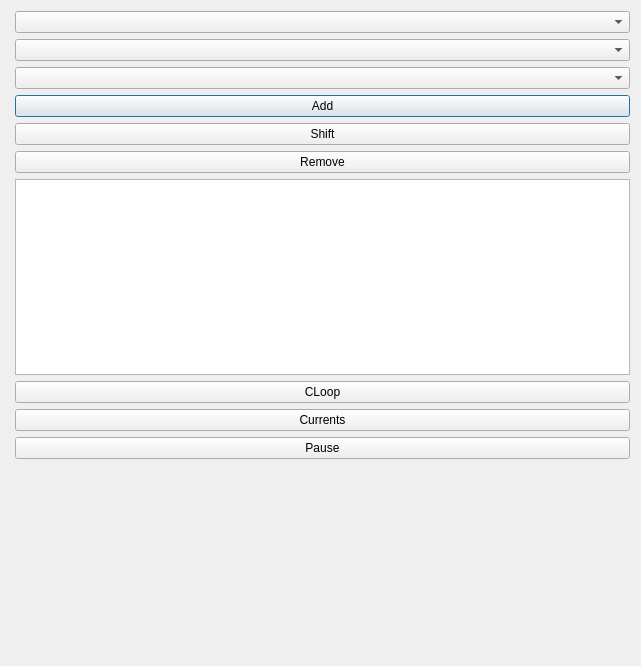
Old version of the form src/ui_icepapcms/qt_designer_files/dialogcurves.ui in the repository MaxIV-KitsControls/app-cells-icepapcms.
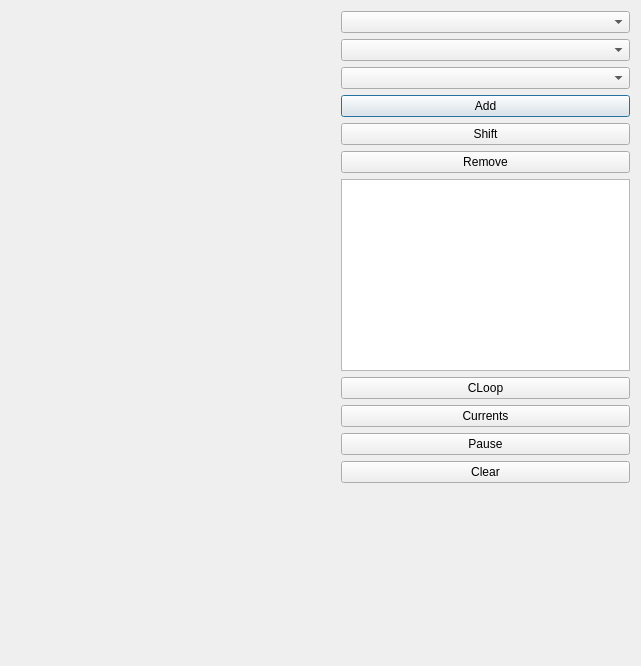
New version of the form.

Commit message: Added clear plots, fixed status dialog resizing, added alarm as default command

```diff
--- a/src/ui_icepapcms/qt_designer_files/dialogcurves.ui
+++ b/src/ui_icepapcms/qt_designer_files/dialogcurves.ui
@@ -19,7 +19,7 @@
   <property name="windowTitle">
    <string>Dummy Window Title</string>
   </property>
-  <layout class="QGridLayout" name="gridLayout_2" columnminimumwidth="4,0">
+  <layout class="QGridLayout" name="gridLayout_2" columnminimumwidth="40,0,0">
    <item row="0" column="0">
     <layout class="QGridLayout" name="gridLayout" rowstretch="0" columnstretch="0">
      <property name="sizeConstraint">
@@ -27,10 +27,17 @@
      </property>
     </layout>
    </item>
-   <item row="0" column="1">
+   <item row="0" column="2">
     <layout class="QVBoxLayout" name="verticalLayout_2">
      <item>
-      <widget class="QComboBox" name="cbDriver"/>
+      <widget class="QComboBox" name="cbDriver">
+       <property name="sizePolicy">
+        <sizepolicy hsizetype="Minimum" vsizetype="Fixed">
+         <horstretch>0</horstretch>
+         <verstretch>0</verstretch>
+        </sizepolicy>
+       </property>
+      </widget>
      </item>
      <item>
       <widget class="QComboBox" name="cbSignals"/>
@@ -83,6 +90,13 @@
        </property>
       </widget>
      </item>
+     <item>
+      <widget class="QPushButton" name="btnClear">
+       <property name="text">
+        <string>Clear</string>
+       </property>
+      </widget>
+     </item>
      <item>
       <spacer name="verticalSpacer">
        <property name="orientation">
@@ -98,6 +112,19 @@
      </item>
     </layout>
    </item>
+   <item row="0" column="1">
+    <spacer name="horizontalSpacer">
+     <property name="orientation">
+      <enum>Qt::Horizontal</enum>
+     </property>
+     <property name="sizeHint" stdset="0">
+      <size>
+       <width>40</width>
+       <height>20</height>
+      </size>
+     </property>
+    </spacer>
+   </item>
   </layout>
  </widget>
  <resources/>
```
The commit also changes 146 other files.
